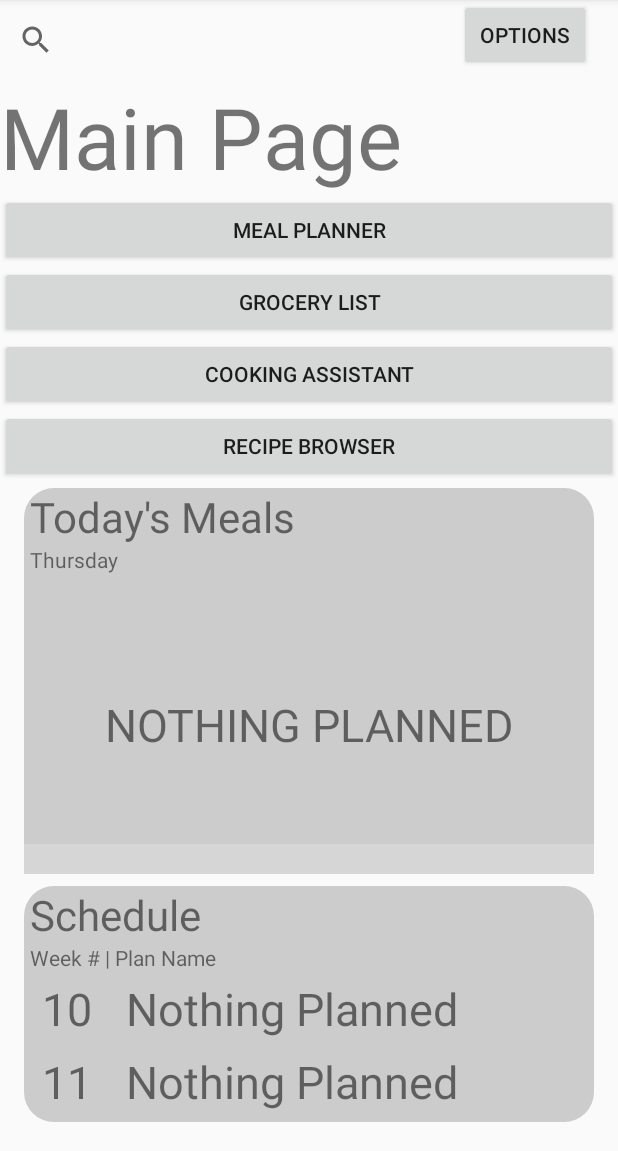
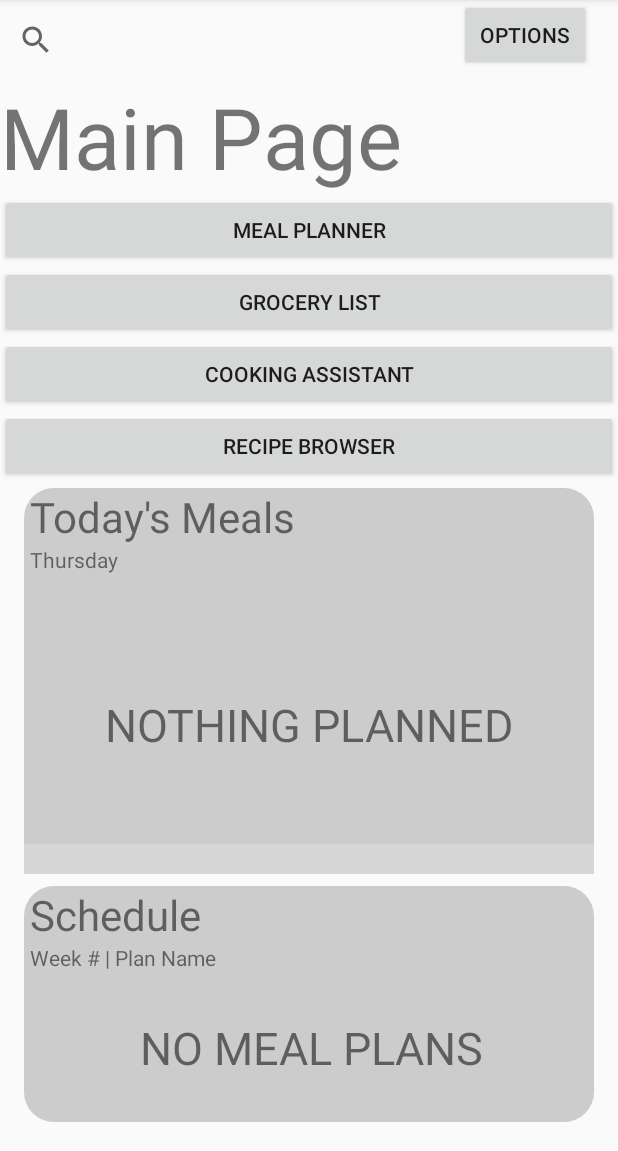
Before and after one commit to ianwilk20/comp3004gproj, an Android app: the screen it shows after launch (MainActivity), on a phone screen of 412 x 824 dp, the part 85-1236 px from its top. Run offline under Robolectric (Android 15) with nearby library versions, the phone set to English and light mode, and no system bars; our stand-ins replace Room's generated code; libraries missing offline, so code that uses them is left out: com.kingfisher.easyviewindicator, java.security.acl; plain views replace RecyclerViewIndicator; 3 statements that could not run were skipped; grey boxes are pictures that could not be loaded.

Commit message:
Minor Tweaks: Stopped text from overflowing, fixed double recipe problem, fixed on delete cascade problem with scheduler, changed ordering of days in meal planner.

```diff
--- a/Fooderie/app/src/main/java/fooderie/mealPlanner/viewModels/PlanRecipeViewModel.java
+++ b/Fooderie/app/src/main/java/fooderie/mealPlanner/viewModels/PlanRecipeViewModel.java
@@ -35,9 +35,6 @@ public class PlanRecipeViewModel extends AndroidViewModel {
         m_repo.updatePlanMealsOrder(id, moves);
     }
 
-    public void insertPlanRecipe(PlanRecipe pr) {
-        m_repo.insert(pr);
-    }
     public void deletePlanRecipe(Long p_id, String r_id) {
         m_repo.deletePlanRecipe(p_id, r_id);
     }
--- a/Fooderie/app/src/main/java/fooderie/mealPlannerScheduler/models/Schedule.java
+++ b/Fooderie/app/src/main/java/fooderie/mealPlannerScheduler/models/Schedule.java
@@ -10,45 +10,35 @@ import androidx.room.PrimaryKey;
 import fooderie.mealPlanner.models.PlanWeek;
 
 @Entity(tableName = "table_Schedule",
-        indices = {@Index("weekOfYearId"), @Index("planId")},
+        indices = {@Index("weekOfYearId"), @Index("planWeekId")},
         foreignKeys = @ForeignKey(entity = PlanWeek.class,
             parentColumns = "planId",
-            childColumns = "planId",
-            onDelete = ForeignKey.CASCADE)
+            childColumns = "planWeekId",
+            onUpdate = ForeignKey.CASCADE,
+            onDelete = ForeignKey.SET_NULL)
         )
-public class Schedule implements Serializable, Comparable<Schedule> {
+public class Schedule  {
     @PrimaryKey
     @NonNull
     private Long weekOfYearId;
-    private Long planId;
-    private String name;
+    private Long planWeekId;
 
     public @NonNull Long getWeekOfYearId() {
         return weekOfYearId;
     }
-    public Long getPlanId() {
-        return planId;
+    public Long getPlanWeekId() {
+        return planWeekId;
     }
-    public String getName() {return name;}
     public void setWeekOfYearId(@NonNull Long id) {
         weekOfYearId = id;
     }
-    public void setPlanId(Long id) {
-        planId = id;
-    }
-    public void setName(String s) {
-        name = s;
+    public void setPlanWeekId(Long id) {
+        planWeekId = id;
     }
 
 
-    public Schedule(@NonNull Long weekOfYearId, Long planId, String name) {
+    public Schedule(@NonNull Long weekOfYearId, Long planWeekId) {
         this.weekOfYearId = weekOfYearId;
-        this.planId = planId;
-        this.name = name;
-    }
-
-    @Override
-    public int compareTo(@NonNull Schedule s) {
-        return (int) (weekOfYearId - s.weekOfYearId);
+        this.planWeekId = planWeekId;
     }
 }
--- a/Fooderie/app/src/main/java/fooderie/mealPlannerScheduler/viewModels/WeeklyScheduleViewModel.java
+++ b/Fooderie/app/src/main/java/fooderie/mealPlannerScheduler/viewModels/WeeklyScheduleViewModel.java
@@ -10,6 +10,7 @@ import androidx.lifecycle.AndroidViewModel;
 import androidx.lifecycle.LiveData;
 import fooderie.mealPlanner.models.PlanMeal;
 import fooderie.mealPlannerScheduler.models.Schedule;
+import fooderie.mealPlannerScheduler.models.ScheduleAndPlanWeek;
 import fooderie.models.FooderieRepository;
 
 public class WeeklyScheduleViewModel extends AndroidViewModel {
@@ -20,7 +21,7 @@ public class WeeklyScheduleViewModel extends AndroidViewModel {
         m_repo = new FooderieRepository(application);
     }
 
-    public LiveData<List<Schedule>> getSchedules() {
+    public LiveData<List<ScheduleAndPlanWeek>> getSchedules() {
         return m_repo.getAllSchedules();
     }
 
--- a/Fooderie/app/src/main/java/fooderie/mealPlannerScheduler/views/AdapterWeeklySchedule.java
+++ b/Fooderie/app/src/main/java/fooderie/mealPlannerScheduler/views/AdapterWeeklySchedule.java
@@ -12,6 +12,7 @@ import com.example.fooderie.R;
 
 import fooderie.mealPlanner.models.PlanMeal;
 import fooderie.mealPlannerScheduler.models.Schedule;
+import fooderie.mealPlannerScheduler.models.ScheduleAndPlanWeek;
 import fooderie.mealPlannerScheduler.views.WeeklyScheduleFragment.OnListFragmentInteractionListener;
 
 import java.util.ArrayList;
@@ -33,24 +34,24 @@ public class AdapterWeeklySchedule extends RecyclerView.Adapter<AdapterWeeklySch
         }
     }
 
-    private List<Schedule> m_schedules;
+    private List<ScheduleAndPlanWeek> m_schedules;
     private final OnListFragmentInteractionListener mListener;
     private final Function<Schedule, Void> mselected;
 
-    void setDisplaySchedules(List<Schedule> schedules) {
+    void setDisplaySchedules(List<ScheduleAndPlanWeek> schedules) {
         if (schedules.size() != 0) {
             Calendar calender = Calendar.getInstance();
             Long weekNum = (Long) Integer.toUnsignedLong(calender.get(Calendar.WEEK_OF_YEAR));
 
             Collections.sort(schedules);
             int i = 0;
-            while (!schedules.get(i).getWeekOfYearId().equals(weekNum)) {
+            while (!schedules.get(i).s.getWeekOfYearId().equals(weekNum)) {
                 i++;
                 if (i == schedules.size() - 1) break;
             }
 
-            List<Schedule> sendToBack = new ArrayList<>(schedules.subList(0, i));
-            List<Schedule> bringToFront = new ArrayList<>(schedules.subList(i, schedules.size()));
+            List<ScheduleAndPlanWeek> sendToBack = new ArrayList<>(schedules.subList(0, i));
+            List<ScheduleAndPlanWeek> bringToFront = new ArrayList<>(schedules.subList(i, schedules.size()));
 
             bringToFront.addAll(sendToBack);
             m_schedules = bringToFront;
@@ -73,15 +74,15 @@ public class AdapterWeeklySchedule extends RecyclerView.Adapter<AdapterWeeklySch
 
     @Override
     public void onBindViewHolder(final ViewHolder holder, int position) {
-        Schedule s = m_schedules.get(position);
-        if(s.getName() != null)
-            holder.mPlanName.setText(s.getName());
+        ScheduleAndPlanWeek obj = m_schedules.get(position);
+        if(obj.s.getPlanWeekId() != null)
+            holder.mPlanName.setText(obj.pw.getName());
         else
             holder.mPlanName.setText(R.string.nothing_planned);
-        holder.mWeekNum.setText(s.getWeekOfYearId().toString());
+        holder.mWeekNum.setText(obj.s.getWeekOfYearId().toString());
 
         holder.mLayout.setOnClickListener((View v) -> {
-            mselected.apply(s);
+            mselected.apply(obj.s);
         });
     }
 
--- a/Fooderie/app/src/main/java/fooderie/mealPlannerScheduler/views/WeeklyScheduleFragment.java
+++ b/Fooderie/app/src/main/java/fooderie/mealPlannerScheduler/views/WeeklyScheduleFragment.java
@@ -12,12 +12,16 @@ import androidx.recyclerview.widget.RecyclerView;
 import android.view.LayoutInflater;
 import android.view.View;
 import android.view.ViewGroup;
+import android.widget.TextView;
 
 import com.example.fooderie.R;
+
+import java.util.List;
 
 import fooderie.mealPlanner.models.PlanWeek;
 import fooderie.mealPlanner.views.PlanRecipeRecyclerView;
 import fooderie.mealPlannerScheduler.models.Schedule;
+import fooderie.mealPlannerScheduler.models.ScheduleAndPlanWeek;
 import fooderie.mealPlannerScheduler.viewModels.WeeklyScheduleViewModel;
 
 import static android.app.Activity.RESULT_OK;
@@ -67,7 +71,11 @@ public class WeeklyScheduleFragment extends Fragment {
         recyclerView.setLayoutManager(new LinearLayoutManager(context));
 
         AdapterWeeklySchedule adaptor = new AdapterWeeklySchedule(mListener, this::setWeeklySchedule);
-        m_viewModel.getSchedules().observe(getViewLifecycleOwner(), adaptor::setDisplaySchedules);
+        TextView noPlans = view.findViewById(R.id.WeeklyScheduleNoMealPlans);
+        m_viewModel.getSchedules().observe(getViewLifecycleOwner(), (List<ScheduleAndPlanWeek> objects) -> {
+            noPlans.setVisibility((objects.size() == 0) ? View.VISIBLE : View.INVISIBLE);
+            adaptor.setDisplaySchedules(objects);
+        });
         recyclerView.setAdapter(adaptor);
 
         return view;
@@ -103,8 +111,7 @@ public class WeeklyScheduleFragment extends Fragment {
             if (p == null || m_scheduleToModify == null)
                 return;
 
-            m_scheduleToModify.setPlanId(p.getPlanId());
-            m_scheduleToModify.setName(p.getName());
+            m_scheduleToModify.setPlanWeekId(p.getPlanId());
             m_viewModel.updateSchedule(m_scheduleToModify);
             m_scheduleToModify = null;
         }
--- a/Fooderie/app/src/main/java/fooderie/models/FooderieDao.java
+++ b/Fooderie/app/src/main/java/fooderie/models/FooderieDao.java
@@ -18,6 +18,7 @@ import fooderie.mealPlanner.models.PlanMeal;
 import fooderie.mealPlanner.models.PlanRecipe;
 import fooderie.mealPlanner.models.PlanWeek;
 import fooderie.mealPlannerScheduler.models.Schedule;
+import fooderie.mealPlannerScheduler.models.ScheduleAndPlanWeek;
 import fooderie.recipeBrowser.models.Recipe;
 
 import static androidx.room.OnConflictStrategy.REPLACE;
@@ -37,8 +38,8 @@ public interface FooderieDao {
     @Query("DELETE FROM table_Schedule")
     void deleteAllSchedules();
 
-    @Query("SELECT * FROM table_Schedule")
-    LiveData<List<Schedule>> getAllSchedules();
+    @Query("SELECT * FROM table_Schedule s, table_PlanWeek pw WHERE s.planWeekId == pw.planId OR s.planWeekId IS NULL")
+    LiveData<List<ScheduleAndPlanWeek>> getAllSchedules();
     @Query("SELECT * FROM table_Schedule")
     List<Schedule> getAllSchedulesNonLiveData();
 
@@ -88,7 +89,7 @@ public interface FooderieDao {
     LiveData<List<PlanMeal>> getMealPlans(Long id);
     @SuppressWarnings(RoomWarnings.CURSOR_MISMATCH)
     @Query("SELECT * FROM table_Schedule s, table_PlanWeek pw, table_PlanDay pd, table_PlanMeal pm " +
-           "WHERE s.weekOfYearId == :weekNum AND s.planId == pw.planId AND pd.parentId == pw.planId AND pd.name LIKE :dayName " +
+           "WHERE s.weekOfYearId == :weekNum AND s.planWeekId == pw.planId AND pd.parentId == pw.planId AND pd.name LIKE :dayName " +
            "AND pm.parentId == pd.planId ORDER BY pm.'order'")
     LiveData<List<PlanMeal>> getMealPlans(Long weekNum, String dayName);
     @Query("SELECT * FROM table_PlanMeal WHERE parentId == :id")
--- a/Fooderie/app/src/main/java/fooderie/models/FooderieRoomDatabase.java
+++ b/Fooderie/app/src/main/java/fooderie/models/FooderieRoomDatabase.java
@@ -70,12 +70,10 @@ public abstract class FooderieRoomDatabase extends RoomDatabase {
                 List<Schedule> schedules = dao.getAllSchedulesNonLiveData();
                 if (schedules.size() == 0) {
                     for (Long i = 1L; i < 53; i++) {
-                        Schedule p = new Schedule(i, null, null);
+                        Schedule p = new Schedule(i, null);
                         dao.insert(p);
                     }
                 }
-
-
 
                 //dao.deleteAllRecipes();
 
--- a/Fooderie/app/src/main/res/layout/activity_plan_recyclerview.xml
+++ b/Fooderie/app/src/main/res/layout/activity_plan_recyclerview.xml
@@ -26,7 +26,7 @@
     <include layout="@layout/content_plan_recyclerview" />
 
     <com.google.android.material.floatingactionbutton.FloatingActionButton
-        android:id="@+id/fab"
+        android:id="@+id/PlanRecyclerViewFab"
         android:layout_width="wrap_content"
         android:layout_height="wrap_content"
         android:layout_gravity="bottom|end"
--- a/Fooderie/app/src/main/res/layout/fragment_todaymeal_item.xml
+++ b/Fooderie/app/src/main/res/layout/fragment_todaymeal_item.xml
@@ -8,10 +8,11 @@
 
     <TextView
         android:id="@+id/TodayMealTitle"
-        android:layout_width="wrap_content"
+        android:layout_width="0dp"
         android:layout_height="wrap_content"
         android:layout_marginStart="8dp"
         android:layout_marginTop="8dp"
+        android:layout_marginEnd="64dp"
         android:text="@string/placeHolder"
         android:textSize="26sp"
         app:layout_constraintEnd_toEndOf="parent"
--- a/Fooderie/app/src/main/res/layout/fragment_todaymeal_recipe_item.xml
+++ b/Fooderie/app/src/main/res/layout/fragment_todaymeal_recipe_item.xml
@@ -22,9 +22,11 @@
         android:layout_width="0dp"
         android:layout_height="wrap_content"
         android:layout_marginStart="8dp"
+        android:layout_marginEnd="8dp"
         android:text="@string/placeHolder"
         android:textSize="20sp"
         app:layout_constraintBottom_toBottomOf="@+id/TodayRecipeImage"
+        app:layout_constraintEnd_toEndOf="parent"
         app:layout_constraintStart_toEndOf="@+id/TodayRecipeImage"
         app:layout_constraintTop_toTopOf="@+id/TodayRecipeImage" />
 </androidx.constraintlayout.widget.ConstraintLayout>
--- a/Fooderie/app/src/main/res/layout/fragment_weeklyschedule.xml
+++ b/Fooderie/app/src/main/res/layout/fragment_weeklyschedule.xml
@@ -32,6 +32,18 @@
         app:layout_constraintStart_toStartOf="@+id/WeeklyScheduleSuperTitle"
         app:layout_constraintTop_toBottomOf="@+id/WeeklyScheduleSuperTitle" />
 
+    <TextView
+        android:id="@+id/WeeklyScheduleNoMealPlans"
+        android:layout_width="wrap_content"
+        android:layout_height="wrap_content"
+        android:text="@string/no_meal_plans"
+        android:textAllCaps="true"
+        android:textSize="30sp"
+        app:layout_constraintBottom_toBottomOf="@+id/WeeklyScheduleRecyclerView"
+        app:layout_constraintEnd_toEndOf="parent"
+        app:layout_constraintStart_toStartOf="@+id/WeeklyScheduleRecyclerView"
+        app:layout_constraintTop_toTopOf="@+id/WeeklyScheduleRecyclerView" />
+
     <androidx.recyclerview.widget.RecyclerView
         android:id="@+id/WeeklyScheduleRecyclerView"
         android:name="fooderie.mealPlanner.views.TodayMealsFragment"
--- a/Fooderie/app/src/main/res/layout/fragment_weeklyschedule_item.xml
+++ b/Fooderie/app/src/main/res/layout/fragment_weeklyschedule_item.xml
@@ -11,8 +11,8 @@
         android:layout_width="40dp"
         android:layout_height="wrap_content"
         android:layout_marginStart="8dp"
-        android:layout_marginTop="4dp"
-        android:layout_marginBottom="4dp"
+        android:layout_marginTop="6dp"
+        android:layout_marginBottom="6dp"
         android:maxLines="1"
         android:overScrollMode="never"
         android:text="@string/placeHolder"
@@ -23,12 +23,15 @@
 
     <TextView
         android:id="@+id/WeeklyScheduleItemPlanName"
-        android:layout_width="wrap_content"
+        android:layout_width="0dp"
         android:layout_height="wrap_content"
-        android:layout_marginStart="16dp"
+        android:layout_marginStart="8dp"
+        android:layout_marginEnd="8dp"
         android:text="@string/placeHolder"
         android:textSize="30sp"
         app:layout_constraintBottom_toBottomOf="@+id/WeeklyScheduleItemWeekNumber"
+        app:layout_constraintEnd_toEndOf="parent"
+        app:layout_constraintHorizontal_bias="0.0"
         app:layout_constraintStart_toEndOf="@+id/WeeklyScheduleItemWeekNumber"
         app:layout_constraintTop_toTopOf="@+id/WeeklyScheduleItemWeekNumber" />
 
--- a/Fooderie/app/src/main/res/values/strings.xml
+++ b/Fooderie/app/src/main/res/values/strings.xml
@@ -126,6 +126,7 @@
 
     <!-- TODO: Remove or change this placeholder text -->
     <string name="hello_blank_fragment">Hello blank fragment</string>
+    <string name="no_meal_plans">No Meal Plans</string>
 
 
 </resources>
```
Also changed, not shown: Fooderie/app/src/main/java/fooderie/mealPlanner/views/AdapterPlan.java (+17 -21 lines), Fooderie/app/src/main/java/fooderie/mealPlanner/views/PlanRecipeRecyclerView.java (+6 -4 lines), Fooderie/app/src/main/java/fooderie/mealPlannerScheduler/models/ScheduleAndPlanWeek.java (added, +19 -0 lines), Fooderie/app/src/main/java/fooderie/models/FooderieRepository.java (+12 -9 lines), Fooderie/app/src/main/res/layout/plan_recyclerview_item.xml (+33 -18 lines), Fooderie/app/src/main/res/layout/planrecipe_recyclerview_item.xml (+6 -5 lines).
